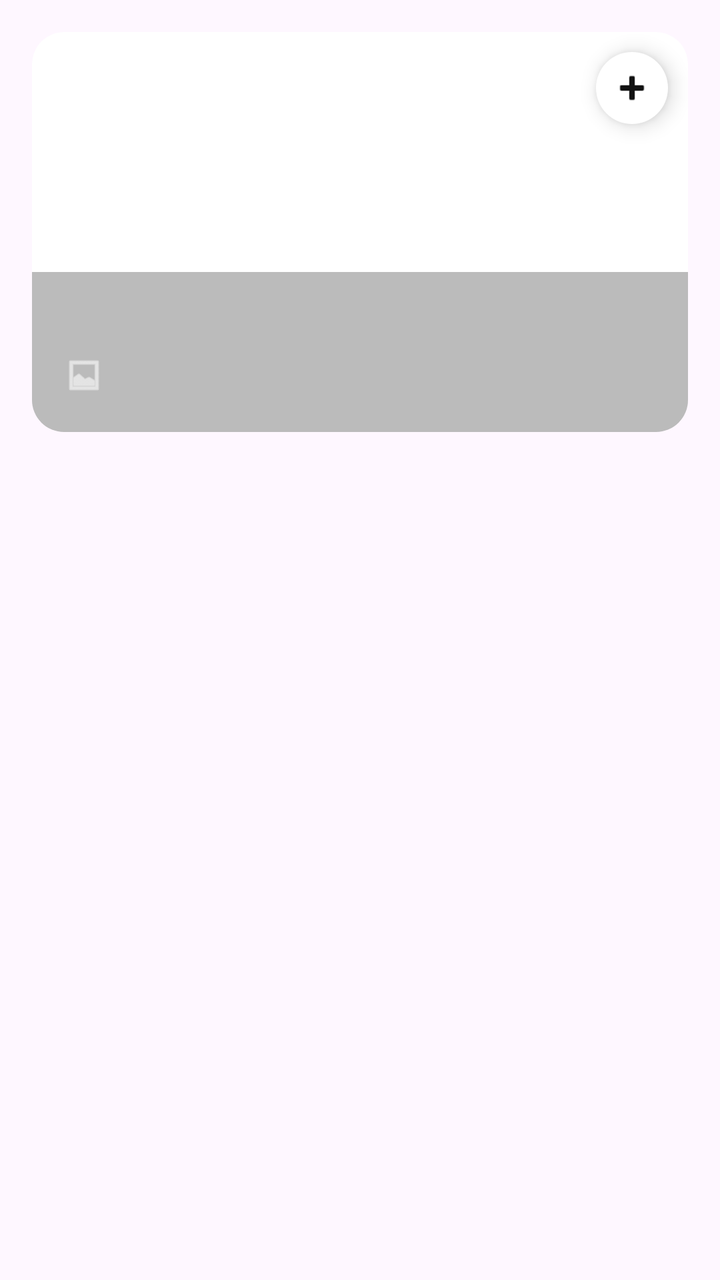
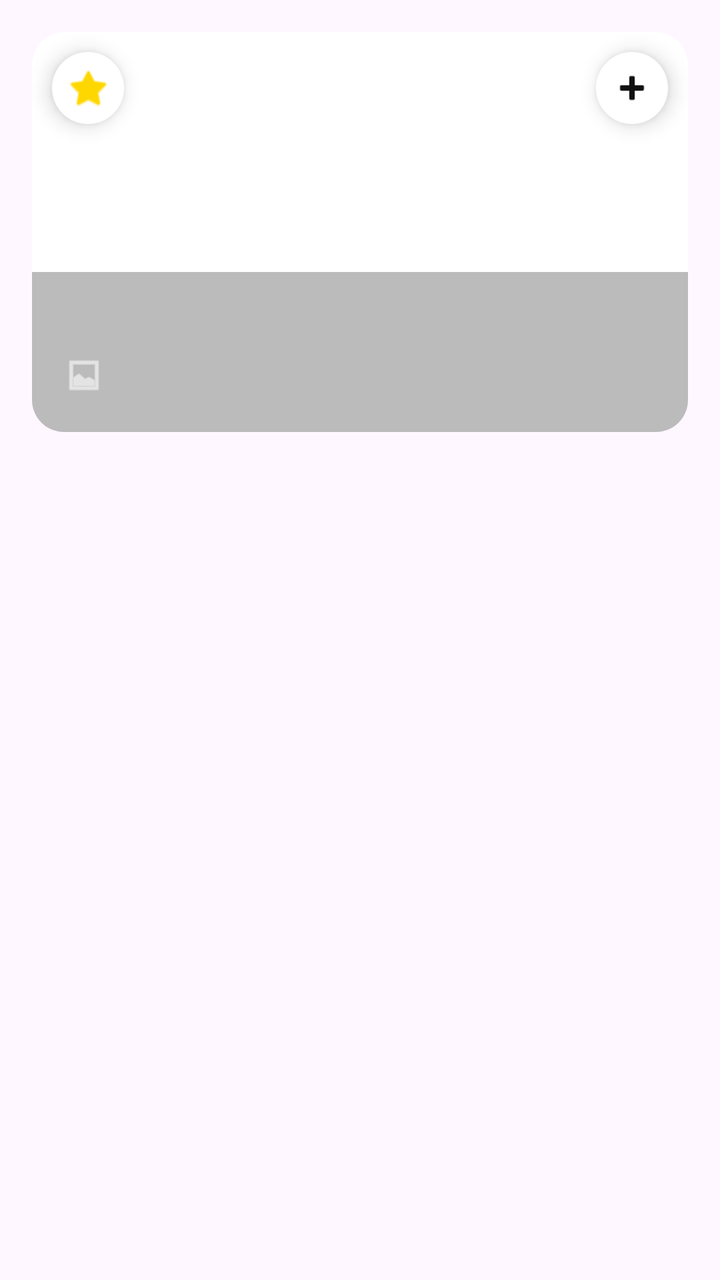

Compare the two renders of this Android layout. The source of the first and the diff that turns it into the second are given below.
<!-- AndroidManifest.xml: application theme Theme.Repaso -->
<!-- res/layout/item_movie.xml -->
<?xml version="1.0" encoding="utf-8"?>
<layout xmlns:android="http://schemas.android.com/apk/res/android"
    xmlns:app="http://schemas.android.com/apk/res-auto">

<LinearLayout
    android:orientation="vertical"
    android:padding="16dp"
    android:layout_width="match_parent"
    android:layout_height="wrap_content">

    <androidx.cardview.widget.CardView
        android:layout_width="match_parent"
        android:layout_height="200dp"
        app:cardCornerRadius="16dp"
        app:cardElevation="0dp"
        android:layout_marginBottom="12dp">

        <FrameLayout
            android:layout_width="match_parent"
            android:layout_height="match_parent">

            <ImageView
                android:id="@+id/portadaItem"
                android:layout_width="match_parent"
                android:layout_height="match_parent"
                android:scaleType="centerCrop"/>

            
            <View
                android:layout_width="match_parent"
                android:layout_height="80dp"
                android:layout_gravity="bottom"
                android:background="#44000000"/>

            <LinearLayout
                android:layout_width="match_parent"
                android:layout_height="wrap_content"
                android:layout_gravity="bottom"
                android:orientation="horizontal"
                android:gravity="center_vertical"
                android:padding="16dp">

                <ImageView
                    android:layout_width="20dp"
                    android:layout_height="20dp"
                    android:src="@android:drawable/ic_menu_gallery"
                    app:tint="#FFFFFF"
                    android:layout_marginEnd="8dp"/>

                <TextView
                    android:id="@+id/tituloPrincipal"
                    android:layout_width="0dp"
                    android:layout_weight="1"
                    android:layout_height="wrap_content"
                    android:textColor="#FFFFFF"
                    android:textStyle="bold"
                    android:textSize="18sp"/>
            </LinearLayout>

            
            <ImageButton
                android:id="@+id/btnAnadirPendiente"
                android:layout_width="36dp"
                android:layout_height="36dp"
                android:layout_gravity="top|end"
                android:layout_margin="10dp"
                android:src="@android:drawable/ic_input_add"
                android:background="@drawable/bg_boton_anadir"
                android:scaleType="centerInside"
                android:padding="7dp"
                android:elevation="6dp"
                android:tint="#111111"/>

        </FrameLayout>

    </androidx.cardview.widget.CardView>

    <TextView
        android:id="@+id/subtituloItem"
        android:layout_width="match_parent"
        android:layout_height="wrap_content"
        android:textColor="#555555"
        android:textSize="14sp"
        android:layout_marginBottom="4dp"/>

    <TextView
        android:id="@+id/sinopsisCorta"
        android:layout_width="match_parent"
        android:layout_height="wrap_content"
        android:textColor="#222222"
        android:textSize="14sp"
        android:maxLines="2"
        android:ellipsize="end"/>

</LinearLayout>
</layout>
<!-- resources referenced by this layout -->
<resources>
  <!-- drawable bg_boton_anadir (drawable) -->
  <?xml version="1.0" encoding="utf-8"?>
  <shape xmlns:android="http://schemas.android.com/apk/res/android"
      android:shape="oval">
      <solid android:color="#FFFFFF"/>
      <stroke
          android:width="0dp"
          android:color="#00000000"/>
  </shape>
  <style name="Theme.Repaso" parent="Base.Theme.Repaso" />
  <style name="Base.Theme.Repaso" parent="Theme.Material3.DayNight.NoActionBar">
          
          
      </style>
</resources>

<!-- the commit's change to res/layout/item_movie.xml (unified diff, before → after) -->
@@ -2,95 +2,106 @@
 <layout xmlns:android="http://schemas.android.com/apk/res/android"
     xmlns:app="http://schemas.android.com/apk/res-auto">
 
-<LinearLayout
-    android:orientation="vertical"
-    android:padding="16dp"
-    android:layout_width="match_parent"
-    android:layout_height="wrap_content">
+    <LinearLayout
+        android:orientation="vertical"
+        android:padding="16dp"
+        android:layout_width="match_parent"
+        android:layout_height="wrap_content">
 
-    <androidx.cardview.widget.CardView
-        android:layout_width="match_parent"
-        android:layout_height="200dp"
-        app:cardCornerRadius="16dp"
-        app:cardElevation="0dp"
-        android:layout_marginBottom="12dp">
+        <androidx.cardview.widget.CardView
+            android:layout_width="match_parent"
+            android:layout_height="200dp"
+            app:cardCornerRadius="16dp"
+            app:cardElevation="0dp"
+            android:layout_marginBottom="12dp">
 
-        <FrameLayout
-            android:layout_width="match_parent"
-            android:layout_height="match_parent">
-
-            <ImageView
-                android:id="@+id/portadaItem"
+            <FrameLayout
                 android:layout_width="match_parent"
-                android:layout_height="match_parent"
-                android:scaleType="centerCrop"/>
-
-            
-            <View
-                android:layout_width="match_parent"
-                android:layout_height="80dp"
-                android:layout_gravity="bottom"
-                android:background="#44000000"/>
-
-            <LinearLayout
-                android:layout_width="match_parent"
-                android:layout_height="wrap_content"
-                android:layout_gravity="bottom"
-                android:orientation="horizontal"
-                android:gravity="center_vertical"
-                android:padding="16dp">
+                android:layout_height="match_parent">
 
                 <ImageView
-                    android:layout_width="20dp"
-                    android:layout_height="20dp"
-                    android:src="@android:drawable/ic_menu_gallery"
-                    app:tint="#FFFFFF"
-                    android:layout_marginEnd="8dp"/>
+                    android:id="@+id/portadaItem"
+                    android:layout_width="match_parent"
+                    android:layout_height="match_parent"
+                    android:scaleType="centerCrop"/>
 
-                <TextView
-                    android:id="@+id/tituloPrincipal"
-                    android:layout_width="0dp"
-                    android:layout_weight="1"
+                <View
+                    android:layout_width="match_parent"
+                    android:layout_height="80dp"
+                    android:layout_gravity="bottom"
+                    android:background="#44000000"/>
+
+                <LinearLayout
+                    android:layout_width="match_parent"
                     android:layout_height="wrap_content"
-                    android:textColor="#FFFFFF"
-                    android:textStyle="bold"
-                    android:textSize="18sp"/>
-            </LinearLayout>
+                    android:layout_gravity="bottom"
+                    android:orientation="horizontal"
+                    android:gravity="center_vertical"
+                    android:padding="16dp">
 
-            
-            <ImageButton
-                android:id="@+id/btnAnadirPendiente"
-                android:layout_width="36dp"
-                android:layout_height="36dp"
-                android:layout_gravity="top|end"
-                android:layout_margin="10dp"
-                android:src="@android:drawable/ic_input_add"
-                android:background="@drawable/bg_boton_anadir"
-                android:scaleType="centerInside"
-                android:padding="7dp"
-                android:elevation="6dp"
-                android:tint="#111111"/>
+                    <ImageView
+                        android:layout_width="20dp"
+                        android:layout_height="20dp"
+                        android:src="@android:drawable/ic_menu_gallery"
+                        app:tint="#FFFFFF"
+                        android:layout_marginEnd="8dp"/>
 
-        </FrameLayout>
+                    <TextView
+                        android:id="@+id/tituloPrincipal"
+                        android:layout_width="0dp"
+                        android:layout_weight="1"
+                        android:layout_height="wrap_content"
+                        android:textColor="#FFFFFF"
+                        android:textStyle="bold"
+                        android:textSize="18sp"/>
+                </LinearLayout>
 
-    </androidx.cardview.widget.CardView>
+                <ImageButton
+                    android:id="@+id/btnAnadirPendiente"
+                    android:layout_width="36dp"
+                    android:layout_height="36dp"
+                    android:layout_gravity="top|end"
+                    android:layout_margin="10dp"
+                    android:src="@android:drawable/ic_input_add"
+                    android:background="@drawable/bg_boton_anadir"
+                    android:scaleType="centerInside"
+                    android:padding="7dp"
+                    android:elevation="6dp"
+                    android:tint="#111111"/>
 
-    <TextView
-        android:id="@+id/subtituloItem"
-        android:layout_width="match_parent"
-        android:layout_height="wrap_content"
-        android:textColor="#555555"
-        android:textSize="14sp"
-        android:layout_marginBottom="4dp"/>
+                <ImageButton
+                    android:id="@+id/btnFavorito"
+                    android:layout_width="36dp"
+                    android:layout_height="36dp"
+                    android:layout_gravity="top|start"
+                    android:layout_margin="10dp"
+                    android:src="@android:drawable/btn_star_big_off"
+                    android:background="@drawable/bg_boton_anadir"
+                    android:scaleType="centerInside"
+                    android:padding="7dp"
+                    android:elevation="6dp"
+                    android:tint="#FFD700"/>
 
-    <TextView
-        android:id="@+id/sinopsisCorta"
-        android:layout_width="match_parent"
-        android:layout_height="wrap_content"
-        android:textColor="#222222"
-        android:textSize="14sp"
-        android:maxLines="2"
-        android:ellipsize="end"/>
+            </FrameLayout>
 
-</LinearLayout>
+        </androidx.cardview.widget.CardView>
+
+        <TextView
+            android:id="@+id/subtituloItem"
+            android:layout_width="match_parent"
+            android:layout_height="wrap_content"
+            android:textColor="#555555"
+            android:textSize="14sp"
+            android:layout_marginBottom="4dp"/>
+
+        <TextView
+            android:id="@+id/sinopsisCorta"
+            android:layout_width="match_parent"
+            android:layout_height="wrap_content"
+            android:textColor="#222222"
+            android:textSize="14sp"
+            android:maxLines="2"
+            android:ellipsize="end"/>
+
+    </LinearLayout>
 </layout>
